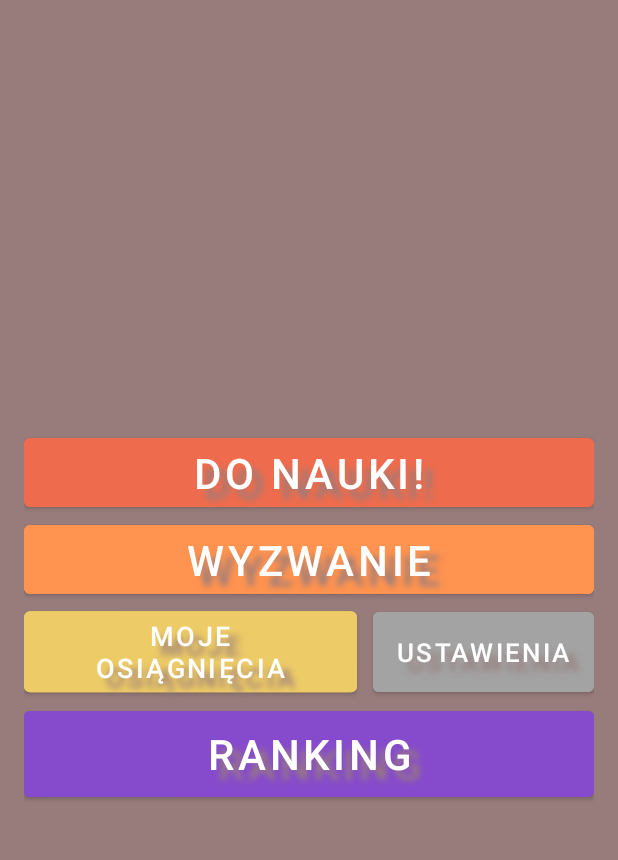
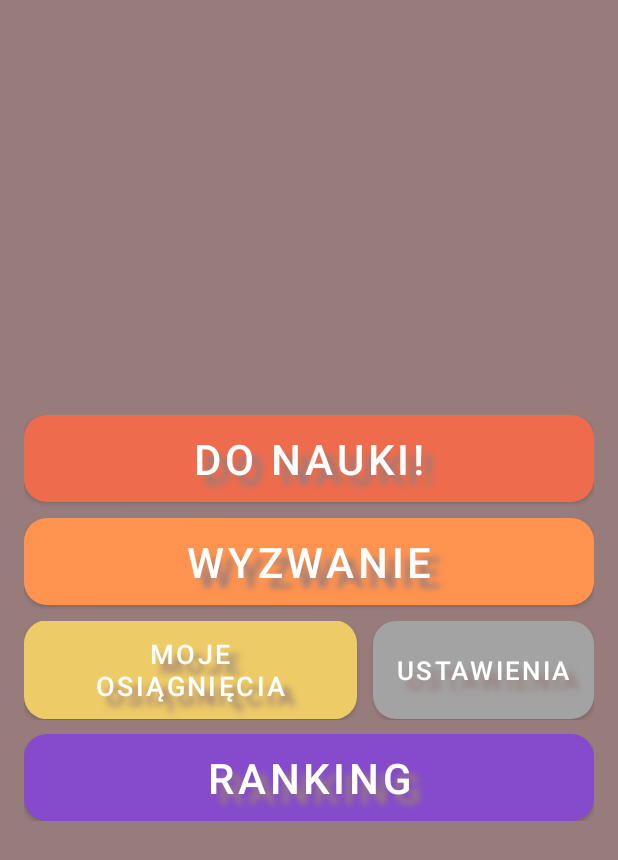
Before and after one commit to Jwalczaak/englishApp, an Android app: the screen it shows after launch (MainActivity), on a phone screen of 412 x 824 dp. Shown: the top 860 px of the screen. Run offline under Robolectric (Android 15) with nearby library versions, the phone set to English and light mode, and no system bars.

Commit message:
Added switching to settings activity! in MainActivity.java

```diff
--- /dev/null
+++ b/app/src/main/res/drawable/rounded_button_menu.xml
@@ -0,0 +1,16 @@
+<?xml version="1.0" encoding="utf-8"?>
+<shape xmlns:android="http://schemas.android.com/apk/res/android"
+    android:shape="rectangle">
+
+    <corners android:radius="15dp"/>
+    <solid android:color="@color/red"/>
+    <padding
+        android:bottom="0dp"
+        android:left="0dp"
+        android:right="0dp"
+        android:top="0dp"
+
+        />
+
+
+</shape>
--- /dev/null
+++ b/app/src/main/res/drawable/spacer_menu.xml
@@ -0,0 +1,7 @@
+<?xml version="1.0" encoding="utf-8"?>
+
+<shape xmlns:android="http://schemas.android.com/apk/res/android">
+    <size
+        android:height="5dp"
+        android:width="0dp"/>
+</shape>
--- a/app/src/main/res/layout/activity_main.xml
+++ b/app/src/main/res/layout/activity_main.xml
@@ -12,13 +12,19 @@
         android:layout_height="wrap_content"
         android:layout_marginHorizontal="16dp"
         android:layout_centerVertical="true"
-        android:orientation="vertical">
+        android:orientation="vertical"
+        android:showDividers="middle"
+        android:divider="@drawable/spacer_menu"
+        >
 
         <Button
+            android:onClick="switchActivity"
             android:id="@+id/start"
             android:layout_width="match_parent"
             android:layout_height="wrap_content"
-            android:backgroundTint="@color/red"
+            android:layout_marginBottom="5dp"
+            android:background="@drawable/rounded_button_menu"
+            app:backgroundTint="@color/red"
             android:text="@string/menu_start_text"
             android:textSize="28sp"
             android:shadowRadius="5"
@@ -29,10 +35,13 @@
             />
 
         <Button
+            android:onClick="switchActivity"
             android:id="@+id/challenge"
             android:layout_width="match_parent"
             android:layout_height="wrap_content"
-            android:backgroundTint="@color/skin"
+            android:background="@drawable/rounded_button_menu"
+            app:backgroundTint="@color/skin"
+            android:layout_marginBottom="5dp"
             android:text="@string/menu_challenge_text"
             android:textSize="28sp"
             android:shadowRadius="5"
@@ -44,15 +53,19 @@
 
         <TableRow
             android:layout_width="match_parent"
-            android:layout_height="match_parent" >
+            android:layout_height="wrap_content"
+
+            >
 
             <Button
+                android:onClick="switchActivity"
                 android:id="@+id/achievements"
                 android:layout_width="wrap_content"
                 android:layout_height="wrap_content"
                 android:layout_marginEnd="5dp"
                 android:layout_weight="1"
-                android:backgroundTint="@color/greyyellow"
+                android:background="@drawable/rounded_button_menu"
+                app:backgroundTint="@color/greyyellow"
                 android:text="@string/menu_achievements_text"
                 android:textSize="18sp"
                 android:textAlignment="center"
@@ -60,19 +73,17 @@
                 android:shadowRadius="5"
                 android:shadowDx="10"
                 android:shadowDy="10"
-                android:shadowColor="@color/brown"
-
-                />
+                android:shadowColor="@color/brown" />
 
             <Button
+                android:onClick="switchActivity"
                 android:id="@+id/settings"
-
                 android:layout_width="wrap_content"
                 android:layout_height="65dp"
-
                 android:layout_marginStart="5dp"
                 android:layout_weight="0"
-                android:backgroundTint="@color/grey"
+                android:background="@drawable/rounded_button_menu"
+                app:backgroundTint="@color/grey"
                 android:shadowColor="@color/brown"
                 android:shadowDx="10"
                 android:shadowDy="10"
@@ -84,17 +95,19 @@
         </TableRow>
 
         <Button
-            android:id="@+id/button7"
+            android:onClick="switchActivity"
+            android:id="@+id/rank"
             android:layout_width="match_parent"
-            android:layout_height="69dp"
-            android:backgroundTint="@color/purple"
+            android:layout_height="wrap_content"
+            android:background="@drawable/rounded_button_menu"
+            app:backgroundTint="@color/purple"
             android:text="@string/menu_rank_text"
             android:textSize="28sp"
             android:shadowRadius="5"
             android:shadowDx="10"
             android:shadowDy="10"
             android:shadowColor="@color/brown"
-
+            android:layout_marginTop="4dp"
              />
 
 
```
Also changed, not shown: app/src/main/java/com/example/ijapp/MainActivity.java (+50 -2 lines), app/src/main/res/drawable/rounded_button.xml (deleted, +0 -16 lines).
